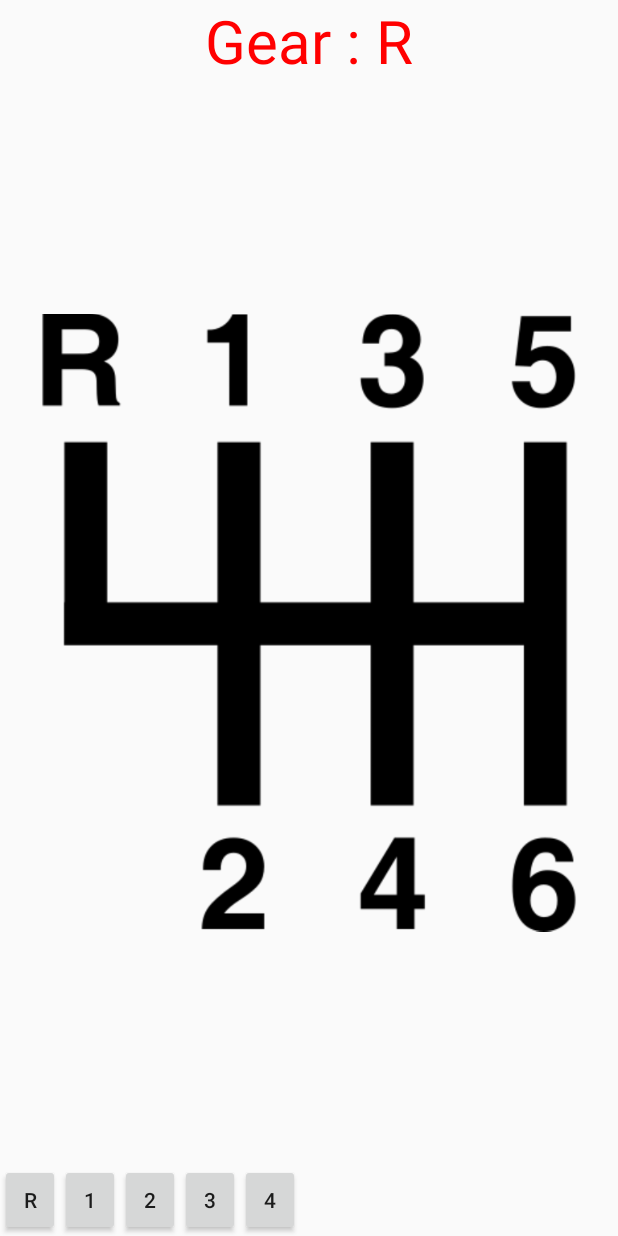
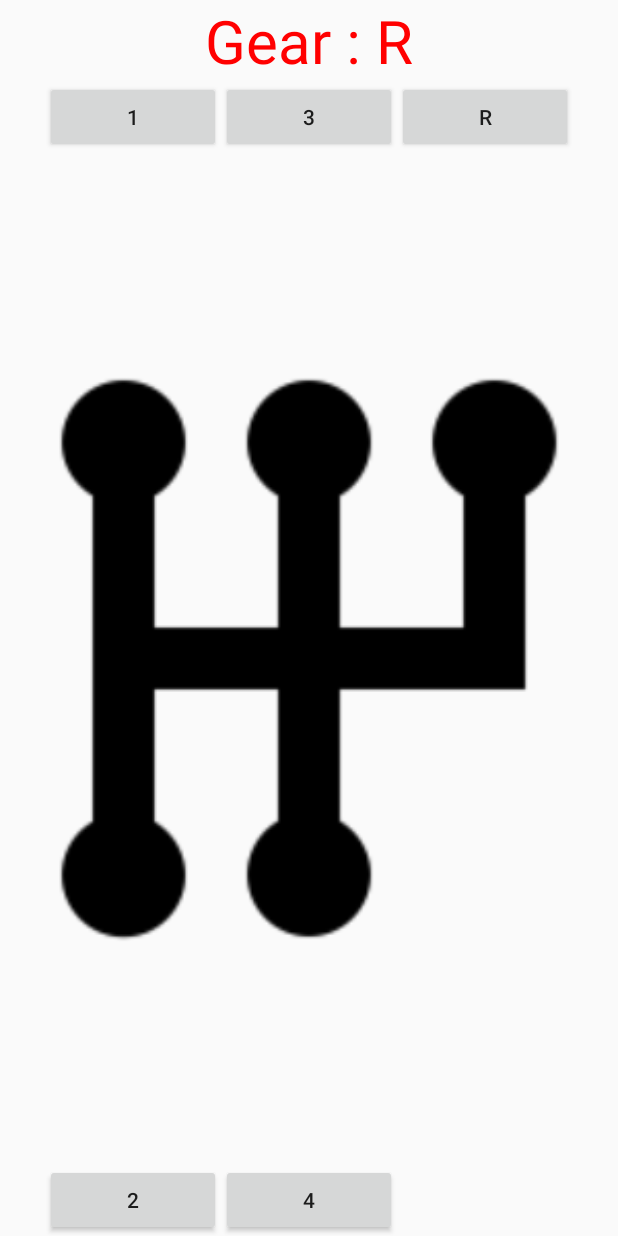
Before and after one commit to highlightapps/GridSpeedoMeter, an Android app: the layout gear_control_widget_layout.xml on its own in the app's theme, with its tools: preview values and no code run, on a phone screen of 412 x 824 dp. Run offline under Robolectric (Android 15) with nearby library versions, the phone set to English and light mode, and no system bars.

Commit message:
gear icon changes

```diff
--- a/app/src/main/res/layout/gear_control_widget_layout.xml
+++ b/app/src/main/res/layout/gear_control_widget_layout.xml
@@ -13,51 +13,78 @@
         android:textColor="#FF0000"
         android:textSize="40sp" />
 
-
-    <ImageView
-        android:layout_width="match_parent"
-        android:layout_height="match_parent"
-        android:layout_above="@+id/gearBtns"
-        android:layout_centerInParent="true"
-        android:layout_below="@+id/pageTextView"
-        android:src="@drawable/gear_controls" />
-
     <LinearLayout
-        android:id="@+id/gearBtns"
+        android:id="@+id/gearBtnsTop"
         android:layout_width="match_parent"
         android:layout_height="wrap_content"
-        android:layout_alignParentBottom="true"
+        android:layout_below="@+id/pageTextView"
+        android:layout_marginLeft="30dp"
+        android:layout_marginRight="30dp"
         android:orientation="horizontal">
+
+        <Button
+            android:id="@+id/btnOne"
+            android:layout_width="40dp"
+            android:layout_height="wrap_content"
+            android:layout_weight="1"
+            android:text="1" />
+
+        <Button
+            android:id="@+id/btnThree"
+            android:layout_width="40dp"
+            android:layout_height="wrap_content"
+            android:layout_weight="1"
+            android:text="3" />
 
         <Button
             android:id="@+id/btnReverse"
             android:layout_width="40dp"
             android:layout_height="wrap_content"
+            android:layout_weight="1"
             android:text="R" />
 
-        <Button
-            android:id="@+id/btnOne"
-            android:layout_width="40dp"
-            android:layout_height="wrap_content"
-            android:text="1" />
+    </LinearLayout>
+
+    <ImageView
+        android:layout_width="match_parent"
+        android:layout_height="match_parent"
+        android:layout_above="@+id/gearBtnsBottom"
+        android:layout_below="@+id/gearBtnsTop"
+        android:layout_centerInParent="true"
+        android:src="@drawable/gear_controls" />
+
+    <LinearLayout
+        android:id="@+id/gearBtnsBottom"
+        android:layout_width="match_parent"
+        android:layout_height="wrap_content"
+        android:layout_alignParentBottom="true"
+        android:layout_marginLeft="30dp"
+        android:layout_marginRight="30dp"
+        android:orientation="horizontal"
+        android:weightSum="3">
+
 
         <Button
             android:id="@+id/btnTwo"
             android:layout_width="40dp"
             android:layout_height="wrap_content"
+            android:layout_weight="1"
             android:text="2" />
-
-        <Button
-            android:id="@+id/btnThree"
-            android:layout_width="40dp"
-            android:layout_height="wrap_content"
-            android:text="3" />
 
         <Button
             android:id="@+id/btnFour"
             android:layout_width="40dp"
             android:layout_height="wrap_content"
+            android:layout_weight="1"
             android:text="4" />
+
+        <Button
+            android:id="@+id/btnExtra"
+            android:layout_width="40dp"
+            android:layout_height="wrap_content"
+            android:layout_weight="1"
+            android:background="@null"
+            android:text="" />
 
     </LinearLayout>
 
```
Also changed, not shown: app/src/main/res/drawable/gear_controls.png.
